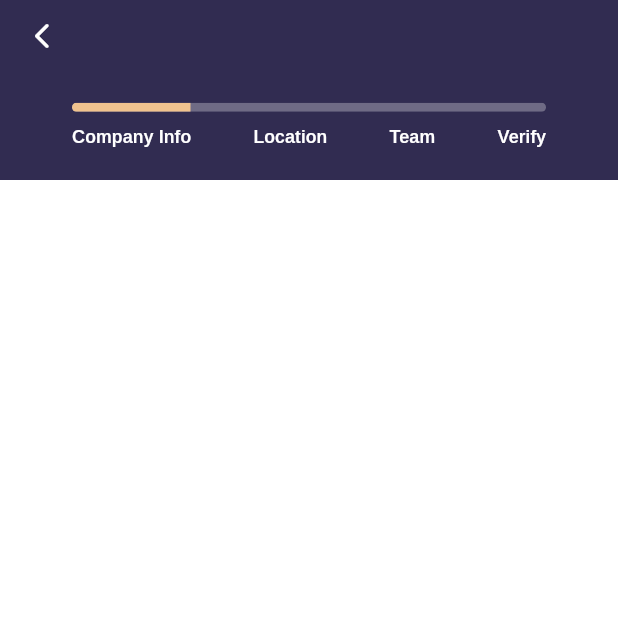
After one commit to AhmadBinMasoodd/JobConnect, a Flutter app: the DetailsAboutScreen screen opened directly, on a phone screen of 412 x 824 dp, the top half of it. The commit adds this screen. Run offline on Flutter 3.47's test engine with Material 3 defaults, Android fonts, the phone set to English and light mode, and no system bars; our stand-ins replace get, iconsax_flutter.

Commit message:
Progress header completed

```diff
--- a/JobConnect_App/lib/features/auth/presentation/pages/landing_page.dart
+++ b/JobConnect_App/lib/features/auth/presentation/pages/landing_page.dart
@@ -9,6 +9,7 @@ import 'package:jobconnect_app/core/constant/size.dart';
 import 'package:jobconnect_app/core/constant/text.dart';
 import 'package:jobconnect_app/features/auth/presentation/pages/signin/signin_screen.dart';
 import 'package:get/get.dart';
+import 'package:jobconnect_app/features/company/company_profile_setup/details_about_screen.dart';
 import '../../../../common/widgets/cards/role_action_card.dart';
 
 class LandingPage extends StatelessWidget {
@@ -103,7 +104,7 @@ class LandingPage extends StatelessWidget {
                     title: UText.imamEmployer,
                     subtitle: UText.findTopTalent,
                     gradient: UAppGradient.primaryGradient,
-                    onPressesd: () {},
+                    onPressesd: () =>Get.to(()=>DetailsAboutScreen()),
                   ),
                 ],
               ),
--- /dev/null
+++ b/JobConnect_App/lib/features/company/company_profile_setup/details_about_screen.dart
@@ -0,0 +1,33 @@
+import 'package:flutter/material.dart';
+import 'package:jobconnect_app/common/widgets/appbar/appbar.dart';
+import 'package:jobconnect_app/features/company/company_profile_setup/widgets/registration_progress_header.dart';
+
+
+class DetailsAboutScreen extends StatelessWidget {
+  const DetailsAboutScreen({super.key});
+
+  @override
+  Widget build(BuildContext context) {
+    return Scaffold(
+      appBar: UAppBar(
+        showBackArrow: true,
+        title: Text(
+          'Details About Your Company',
+          style: Theme.of(context).textTheme.titleMedium,
+        ),
+      ),
+      body: Column(
+        children: [
+          // Progress header for step 2 (About)
+          const RegistrationProgressHeader(currentStep: 1),
+          // Rest of the form content goes here
+          Expanded(
+            child: Container(
+              // Add your form content here
+            ),
+          ),
+        ],
+      ),
+    );
+  }
+}
--- /dev/null
+++ b/JobConnect_App/lib/features/company/company_profile_setup/widgets/registration_progress_header.dart
@@ -0,0 +1,88 @@
+import 'package:flutter/material.dart';
+import 'package:jobconnect_app/core/constant/colors.dart';
+import 'package:jobconnect_app/core/constant/size.dart';
+import 'package:jobconnect_app/core/helpers/device_helpers.dart';
+
+class RegistrationProgressHeader extends StatelessWidget {
+  const RegistrationProgressHeader({
+    super.key,
+    required this.currentStep,
+  }) : assert(currentStep >= 1 && currentStep <= 4, 'currentStep must be between 1 and 4');
+
+  final int currentStep;
+
+
+
+  // Calculate progress percentage
+  double _getProgressValue() {
+    return (currentStep * 25) / 100;
+  }
+
+  @override
+  Widget build(BuildContext context) {
+    final double headerHeight = UDeviceHelpers.getAppBarHeight() * 1.5;
+
+    return Container(
+      height: headerHeight,
+      color: UColors.primaryColor,
+      padding: const EdgeInsets.symmetric(
+        horizontal: USizes.lg*2,
+        vertical: USizes.sm,
+      ),
+      child: Column(
+        mainAxisAlignment: MainAxisAlignment.center,
+        children: [
+          // Progress bar
+          ClipRRect(
+            borderRadius: BorderRadius.circular(USizes.borderRadiusLg),
+            child: LinearProgressIndicator(
+              value: _getProgressValue(),
+              minHeight: 6,
+              backgroundColor: UColors.white.withValues(alpha: 0.3),
+              valueColor: AlwaysStoppedAnimation<Color>(UColors.secondaryColor),
+            ),
+          ),
+          SizedBox(height: USizes.spaceBtwItems/2),
+          // Step title
+          Row(
+            mainAxisAlignment: MainAxisAlignment.spaceBetween,
+            children: [
+              Text(
+                'Company Info',
+                style: Theme.of(context).textTheme.labelLarge?.copyWith(
+                      color: UColors.white,
+                      fontFamily: 'Arimo',
+                      fontWeight: FontWeight.w600,
+                    ),
+              ),
+              Text(
+                'Location',
+                style: Theme.of(context).textTheme.labelLarge?.copyWith(
+                  color: UColors.white,
+                  fontFamily: 'Arimo',
+                  fontWeight: FontWeight.w600,
+                ),
+              ),
+              Text(
+                'Team',
+                style: Theme.of(context).textTheme.labelLarge?.copyWith(
+                  color: UColors.white,
+                  fontFamily: 'Arimo',
+                  fontWeight: FontWeight.w600,
+                ),
+              ),
+              Text(
+                'Verify',
+                style: Theme.of(context).textTheme.labelLarge?.copyWith(
+                  color: UColors.white,
+                  fontFamily: 'Arimo',
+                  fontWeight: FontWeight.w600,
+                ),
+              )
+            ],
+          ),
+        ],
+      ),
+    );
+  }
+}
```
